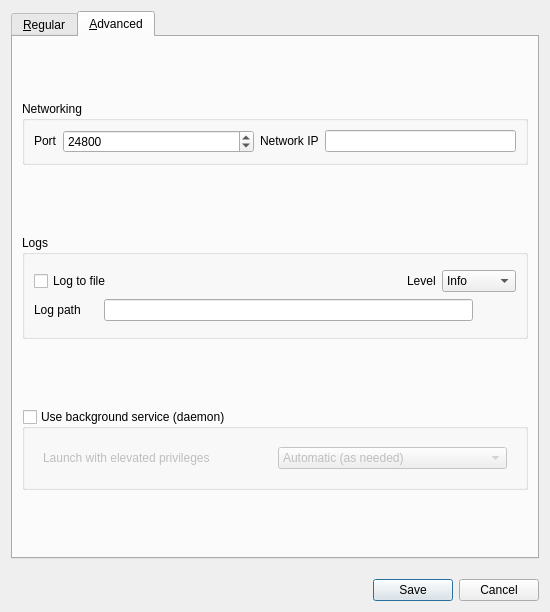
First picture: the form in src/lib/gui/dialogs/SettingsDialog.ui, repository deskflow/deskflow, before the edit.
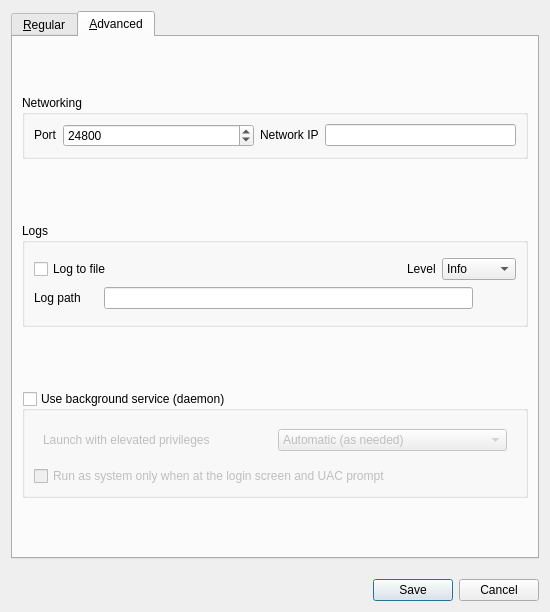
Second picture: the form after the edit. The open tabs and pages were chosen to show the change. Icons and pictures are not drawn.

Commit message: refactor: add a check box to enable stop on desk switch

```diff
--- a/src/lib/gui/dialogs/SettingsDialog.ui
+++ b/src/lib/gui/dialogs/SettingsDialog.ui
@@ -557,7 +557,7 @@
           <bool>false</bool>
          </property>
          <layout class="QGridLayout" name="_6">
-          <item row="0" column="0">
+          <item row="1" column="0">
            <widget class="QWidget" name="widgetElevate" native="true">
             <property name="sizePolicy">
              <sizepolicy hsizetype="Preferred" vsizetype="Maximum">
@@ -632,6 +632,16 @@
             </layout>
            </widget>
           </item>
+          <item row="2" column="0">
+           <widget class="QCheckBox" name="cbStopOnDeskSwitch">
+            <property name="toolTip">
+             <string/>
+            </property>
+            <property name="text">
+             <string>Run as system only when at the login screen and UAC prompt</string>
+            </property>
+           </widget>
+          </item>
          </layout>
         </widget>
        </item>
```
Left out of the diff: 3 changed lines with no effect on the pictures. The commit also changes 4 other files.
